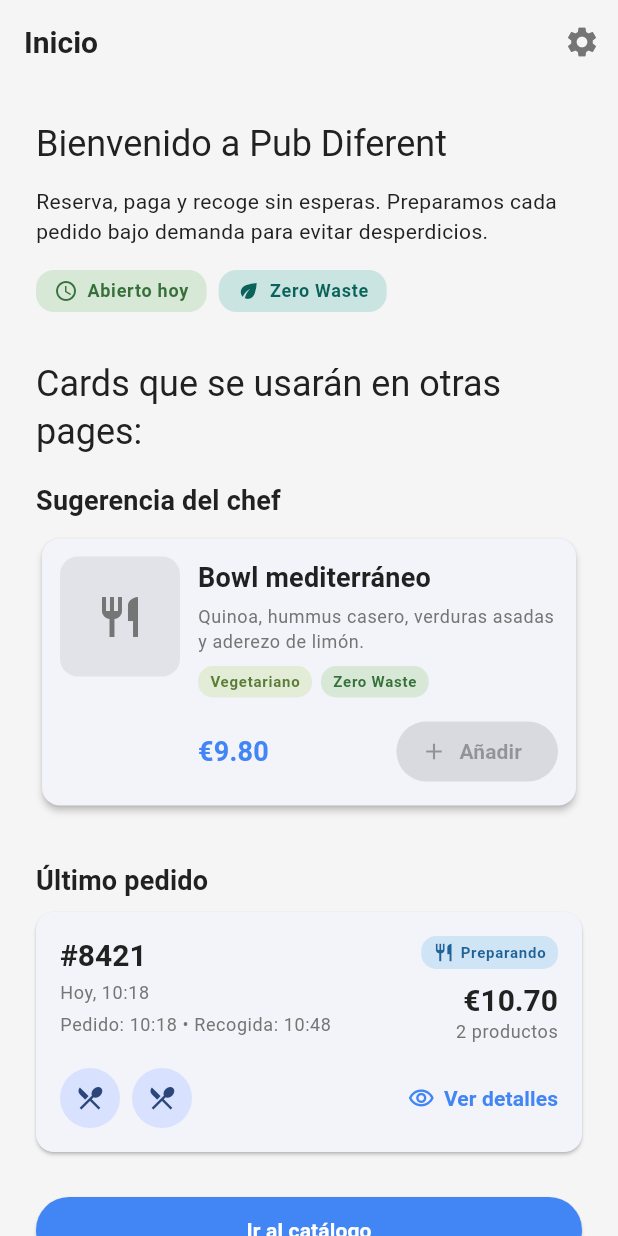
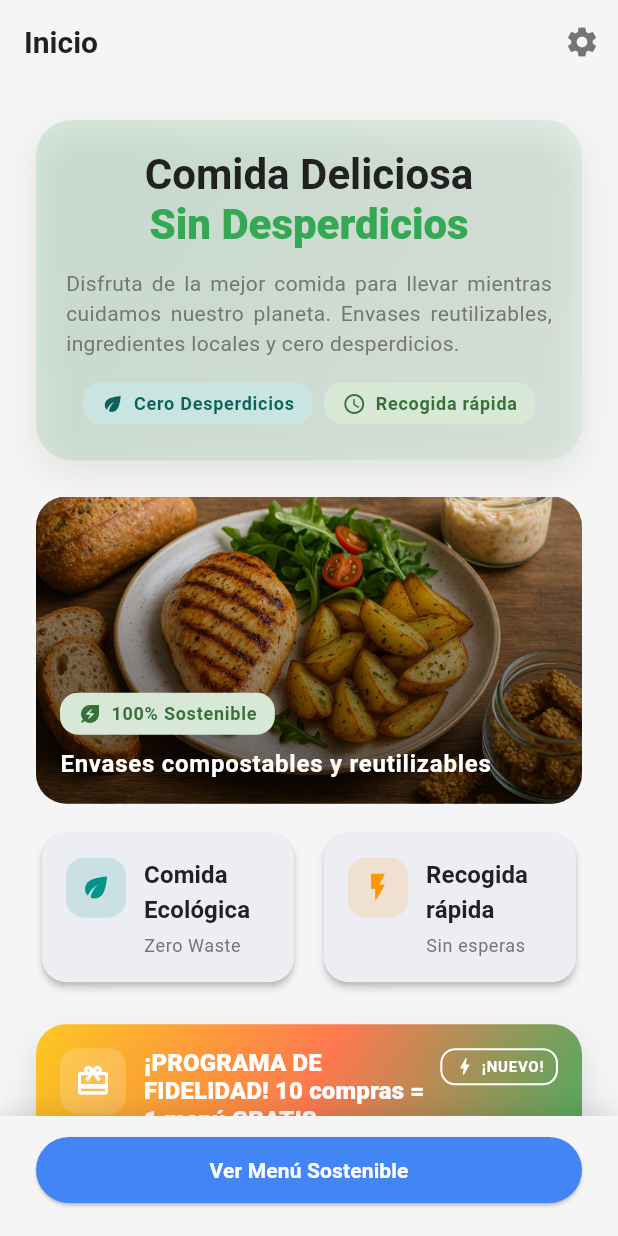
Before and after one commit to CainMartinez/Zero_Waste_Flutter_NestJs, a Flutter app: the screen it shows after launch, on a phone screen of 412 x 824 dp. Run offline on Flutter 3.47's test engine with Material 3 defaults, Android fonts, the phone set to English and light mode, and no system bars; our stand-ins replace shared_preferences.

Commit message:
Flutter: add primary CTA bar and various home widgets; include asset image and update pubspec for assets

```diff
--- a/flutter/lib/core/widgets/global_widgets.txt
+++ /dev/null
@@ -1 +0,0 @@
-Widgets reutilizables en toda la aplicación.
--- /dev/null
+++ b/flutter/lib/core/widgets/primary_cta_bar.dart
@@ -0,0 +1,49 @@
+import 'package:flutter/material.dart';
+import 'package:pub_diferent/core/widgets/app_button.dart';
+
+/// Barra inferior con llamada a la acción primaria.
+class PrimaryCtaBar extends StatelessWidget {
+  const PrimaryCtaBar({
+    super.key,
+    required this.label,
+    required this.onPressed,
+    this.variant = AppButtonVariant.primary,
+  });
+
+  /// Texto del botón.
+  final String label;
+
+  /// Acción a ejecutar.
+  final VoidCallback onPressed;
+
+  /// Variante del botón (primary, secondary, danger).
+  final AppButtonVariant variant;
+
+  @override
+  Widget build(BuildContext context) {
+    final cs = Theme.of(context).colorScheme;
+    final isDark = Theme.of(context).brightness == Brightness.dark;
+
+    return Container(
+      padding: const EdgeInsets.fromLTRB(24, 12, 24, 20),
+      decoration: BoxDecoration(
+        color: cs.surface,
+        boxShadow: [
+          BoxShadow(
+            color: Colors.black.withOpacity(isDark ? 0.35 : 0.12),
+            blurRadius: 14,
+            offset: const Offset(0, -3),
+          ),
+        ],
+      ),
+      child: SafeArea(
+        top: false,
+        child: AppButton(
+          label: label,
+          onPressed: onPressed,
+          variant: variant,
+        ),
+      ),
+    );
+  }
+}
--- a/flutter/lib/features/home/presentation/pages/home_page.dart
+++ b/flutter/lib/features/home/presentation/pages/home_page.dart
@@ -1,11 +1,14 @@
 import 'package:flutter/material.dart';
 import 'package:pub_diferent/catalog/catalog_page.dart';
 import 'package:pub_diferent/core/widgets/app_badge.dart';
-import 'package:pub_diferent/core/widgets/app_button.dart';
-import 'package:pub_diferent/features/orders/presentation/widgets/order_card.dart';
+import 'package:pub_diferent/core/widgets/primary_cta_bar.dart';
 import 'package:pub_diferent/features/settings/presentation/controllers/settings_controller.dart';
 import 'package:pub_diferent/features/settings/presentation/pages/settings_page.dart';
-import 'package:pub_diferent/features/shop/presentation/widgets/food_menu_card.dart';
+
+import 'package:pub_diferent/features/home/presentation/widgets/home_hero_header.dart';
+import 'package:pub_diferent/features/home/presentation/widgets/featured_big_card.dart';
+import 'package:pub_diferent/features/home/presentation/widgets/info_small_card.dart';
+import 'package:pub_diferent/features/home/presentation/widgets/loyalty_gradient_banner.dart';
 
 class HomePage extends StatelessWidget {
   const HomePage({super.key, required this.settingsController});
@@ -21,14 +24,14 @@ class HomePage extends StatelessWidget {
   }
 
   void _openCatalog(BuildContext context) {
-    Navigator.of(
-      context,
-    ).push(MaterialPageRoute(builder: (_) => const CatalogPage()));
+    Navigator.of(context).push(
+      MaterialPageRoute(builder: (_) => const CatalogPage()),
+    );
   }
 
   @override
   Widget build(BuildContext context) {
-    final textTheme = Theme.of(context).textTheme;
+    final cs = Theme.of(context).colorScheme;
 
     return Scaffold(
       appBar: AppBar(
@@ -41,69 +44,80 @@ class HomePage extends StatelessWidget {
           ),
         ],
       ),
+
+      // Contenido principal (scrollable)
       body: ListView(
         padding: const EdgeInsets.all(24),
         children: [
-          Text('Bienvenido a Pub Diferent', style: textTheme.headlineSmall),
-          const SizedBox(height: 12),
-          Text(
-            'Reserva, paga y recoge sin esperas. Preparamos cada pedido bajo demanda para evitar desperdicios.',
-            style: textTheme.bodyMedium,
+          // Hero / Header
+          HomeHeroHeader(
+            titlePrimary: 'Comida Deliciosa',
+            titleAccent: 'Sin Desperdicios',
+            subtitle:
+                'Disfruta de la mejor comida para llevar mientras cuidamos nuestro planeta. Envases reutilizables, ingredientes locales y cero desperdicios.',
+            badges: const [
+              AppBadge(label: 'Cero Desperdicios', icon: Icons.eco, color: Colors.teal),
+              AppBadge(
+                  label: 'Recogida rápida',
+                  icon: Icons.schedule,
+                  color: Colors.green),
+            ],
+          ),
+          const SizedBox(height: 24),
+
+          // Card grande destacada
+          const FeaturedBigCard(
+            image: AssetImage('assets/images/home.jpg'),
+            badge: AppBadge(
+              label: '100% Sostenible',
+              icon: Icons.energy_savings_leaf,
+              color: Colors.green,
+            ),
+            title: 'Envases compostables y reutilizables',
           ),
           const SizedBox(height: 16),
-          Wrap(
-            spacing: 8,
-            runSpacing: 8,
+
+          // Dos cards pequeñas informativas
+          Row(
             children: const [
-              AppBadge(
-                label: 'Abierto hoy',
-                color: Colors.green,
-                icon: Icons.schedule,
+              Expanded(
+                child: InfoSmallCard(
+                  icon: Icons.eco,
+                  title: 'Comida Ecológica',
+                  subtitle: 'Zero Waste',
+                  color: Colors.teal,
+                ),
               ),
-              AppBadge(
-                label: 'Zero Waste',
-                color: Colors.teal,
-                icon: Icons.eco,
+              SizedBox(width: 12),
+              Expanded(
+                child: InfoSmallCard(
+                  icon: Icons.flash_on,
+                  title: 'Recogida rápida',
+                  subtitle: 'Sin esperas',
+                  color: Colors.orange,
+                ),
               ),
             ],
           ),
+          const SizedBox(height: 24),
 
-          const SizedBox(height: 32),
-           Text(
-            'Cards que se usarán en otras pages:',
-            style: textTheme.headlineSmall,
+          // Banner de fidelidad con gradiente
+          const LoyaltyGradientBanner(
+            title: '¡PROGRAMA DE FIDELIDAD! 10 compras = 1 menú GRATIS',
+            subtitle: 'Acumula puntos y canjéalos por recompensas deliciosas.',
+            showNewBadge: true,
           ),
-          const SizedBox(height: 16),
-          Text('Sugerencia del chef', style: textTheme.titleMedium),
-          const SizedBox(height: 8),
-          FoodMenuCard(
-            dishName: 'Bowl mediterráneo',
-            description:
-                'Quinoa, hummus casero, verduras asadas y aderezo de limón.',
-            price: 9.80,
-            badges: const ['Vegetariano', 'Zero Waste'],
-            imageUrl: 'https://picsum.photos/seed/chef/800/450',
-          ),
-          const SizedBox(height: 32),
-          Text('Último pedido', style: textTheme.titleMedium),
-          const SizedBox(height: 8),
-          OrderCard(
-            orderNumber: '8421',
-            orderDate: DateTime.now().subtract(const Duration(minutes: 12)),
-            items: const [
-              OrderItem(name: 'Wrap veggie', quantity: 1, price: 7.50),
-              OrderItem(name: 'Kombucha', quantity: 1, price: 3.20),
-            ],
-            total: 10.70,
-            status: OrderStatus.preparing,
-          ),
-          const SizedBox(height: 16),
-          AppButton(
-            label: 'Ir al catálogo',
-            onPressed: () => _openCatalog(context),
-          ),
+
+          const SizedBox(height: 96),
         ],
       ),
+
+      // Barra inferior con CTA global (usa tu AppButton internamente)
+      bottomNavigationBar: PrimaryCtaBar(
+        label: 'Ver Menú Sostenible',
+        onPressed: () => _openCatalog(context),
+      ),
+      backgroundColor: cs.surface,
     );
   }
 }
--- /dev/null
+++ b/flutter/lib/features/home/presentation/widgets/featured_big_card.dart
@@ -0,0 +1,107 @@
+import 'package:flutter/material.dart';
+import 'package:pub_diferent/core/widgets/app_badge.dart';
+
+/// Card grande destacada del home.
+/// Recibe un ImageProvider para permitir const con AssetImage.
+class FeaturedBigCard extends StatelessWidget {
+  const FeaturedBigCard({
+    super.key,
+    required this.image,
+    required this.badge,
+    required this.title,
+  });
+
+  /// Proveedor de imagen (p.ej. const AssetImage('assets/...') o NetworkImage('...')).
+  final ImageProvider image;
+
+  /// Badge principal (ej: "100% Sostenible").
+  final AppBadge badge;
+
+  /// Texto superpuesto debajo del badge.
+  final String title;
+
+  @override
+  Widget build(BuildContext context) {
+    final cs = Theme.of(context).colorScheme;
+    final tt = Theme.of(context).textTheme;
+
+    return ClipRRect(
+      borderRadius: BorderRadius.circular(20),
+      child: Stack(
+        children: [
+          AspectRatio(
+            aspectRatio: 16 / 9,
+            child: _buildImage(cs),
+          ),
+          Positioned.fill(
+            child: DecoratedBox(
+              decoration: BoxDecoration(
+                gradient: LinearGradient(
+                  begin: Alignment.topCenter,
+                  end: Alignment.bottomCenter,
+                  colors: [
+                    Colors.transparent,
+                    Colors.black.withOpacity(0.35),
+                    Colors.black.withOpacity(0.55),
+                  ],
+                ),
+              ),
+            ),
+          ),
+          Positioned(
+            left: 16,
+            right: 16,
+            bottom: 16,
+            child: Column(
+              crossAxisAlignment: CrossAxisAlignment.start,
+              children: [
+                badge,
+                const SizedBox(height: 8),
+                Text(
+                  title,
+                  style: tt.bodyLarge?.copyWith(
+                    color: Colors.white,
+                    fontWeight: FontWeight.w600,
+                  ),
+                ),
+              ],
+            ),
+          ),
+        ],
+      ),
+    );
+  }
+
+  Widget _buildImage(ColorScheme cs) {
+    // Si es NetworkImage, añadimos loader/errores.
+    if (image is NetworkImage) {
+      final url = (image as NetworkImage).url;
+      return Image.network(
+        url,
+        fit: BoxFit.cover,
+        loadingBuilder: (context, child, progress) {
+          if (progress == null) return child;
+          return Container(
+            color: cs.surfaceContainerLow,
+            alignment: Alignment.center,
+            child: const CircularProgressIndicator(),
+          );
+        },
+        errorBuilder: (_, __, ___) => _errorBox(cs),
+      );
+    }
+
+    // Para AssetImage u otros providers.
+    return Image(
+      image: image,
+      fit: BoxFit.cover,
+      errorBuilder: (_, __, ___) => _errorBox(cs),
+    );
+  }
+
+  Widget _errorBox(ColorScheme cs) => Container(
+        color: cs.surfaceContainerLow,
+        alignment: Alignment.center,
+        child: const Icon(Icons.image_not_supported),
+      );
+}
--- /dev/null
+++ b/flutter/lib/features/home/presentation/widgets/home_hero_header.dart
@@ -0,0 +1,117 @@
+import 'package:flutter/material.dart';
+import 'package:pub_diferent/core/widgets/app_badge.dart';
+
+class HomeHeroHeader extends StatelessWidget {
+  const HomeHeroHeader({
+    super.key,
+    required this.titlePrimary,
+    required this.titleAccent,
+    required this.subtitle,
+    required this.badges,
+    this.padding,
+    this.actions,
+  });
+
+  final String titlePrimary;
+  final String titleAccent;
+  final String subtitle;
+  final List<AppBadge> badges;
+  final EdgeInsets? padding;
+  final List<Widget>? actions;
+
+  @override
+  Widget build(BuildContext context) {
+    final theme = Theme.of(context);
+    final cs = theme.colorScheme;
+    final tt = theme.textTheme;
+    final isDark = theme.brightness == Brightness.dark;
+
+    final gradient = LinearGradient(
+      begin: Alignment.topLeft,
+      end: Alignment.bottomRight,
+      colors: [
+        cs.secondary.withOpacity(isDark ? 0.22 : 0.16),
+        cs.secondary.withOpacity(isDark ? 0.10 : 0.08),
+      ],
+    );
+
+    return Container(
+      decoration: BoxDecoration(
+        gradient: gradient,
+        borderRadius: BorderRadius.circular(24),
+        boxShadow: [
+          BoxShadow(
+            color: Colors.black.withOpacity(isDark ? 0.25 : 0.08),
+            blurRadius: 20,
+            offset: const Offset(0, 8),
+          ),
+        ],
+      ),
+      padding: padding ?? const EdgeInsets.fromLTRB(20, 20, 20, 24),
+      child: Column(
+        crossAxisAlignment: CrossAxisAlignment.center, // Centramos todo
+        children: [
+          if (actions != null && actions!.isNotEmpty)
+            Row(
+              mainAxisAlignment: MainAxisAlignment.end,
+              children: _buildSeparated(actions!),
+            ),
+
+          // Título centrado (RichText)
+          RichText(
+            textAlign: TextAlign.center,
+            text: TextSpan(
+              style: tt.headlineLarge?.copyWith(
+                color: cs.onSurface,
+                height: 1.15,
+              ),
+              children: [
+                TextSpan(text: '$titlePrimary\n'),
+                TextSpan(
+                  text: titleAccent,
+                  style: tt.headlineLarge?.copyWith(
+                    color: cs.secondary,
+                    fontWeight: FontWeight.w800,
+                  ),
+                ),
+              ],
+            ),
+          ),
+
+          const SizedBox(height: 12),
+
+          // Subtítulo centrado y justificado visualmente
+          Text(
+            subtitle,
+            textAlign: TextAlign.justify,
+            style: tt.bodyMedium?.copyWith(
+              color: cs.onSurfaceVariant,
+              height: 1.45,
+            ),
+          ),
+
+          const SizedBox(height: 16),
+
+          if (badges.isNotEmpty)
+            Wrap(
+              alignment: WrapAlignment.center, // 🔹 Centramos badges
+              spacing: 8,
+              runSpacing: 8,
+              children: badges,
+            ),
+        ],
+      ),
+    );
+  }
+
+  List<Widget> _buildSeparated(List<Widget> children) {
+    final List<Widget> result = [];
+    for (var i = 0; i < children.length; i++) {
+      result.add(children[i]);
+      if (i != children.length - 1) {
+        result.add(const SizedBox(width: 8));
+      }
+    }
+    return result;
+  }
+}
--- /dev/null
+++ b/flutter/lib/features/home/presentation/widgets/info_small_card.dart
@@ -0,0 +1,84 @@
+import 'package:flutter/material.dart';
+
+/// Card pequeña informativa usada en el home.
+class InfoSmallCard extends StatelessWidget {
+  const InfoSmallCard({
+    super.key,
+    required this.icon,
+    required this.title,
+    required this.subtitle,
+    this.color,
+  });
+
+  /// Icono principal (Material icon).
+  final IconData icon;
+
+  /// Título corto (ej. “Zero Waste”).
+  final String title;
+
+  /// Subtítulo (ej. “Sin desperdicios”).
+  final String subtitle;
+
+  /// Color base opcional para el icono (por defecto usa `colorScheme.secondary`).
+  final Color? color;
+
+  @override
+  Widget build(BuildContext context) {
+    final theme = Theme.of(context);
+    final cs = theme.colorScheme;
+    final tt = theme.textTheme;
+
+    return Card(
+      elevation: 2,
+      color: cs.surfaceContainer, // gris en modo oscuro, claro en light
+      shape: RoundedRectangleBorder(
+        borderRadius: BorderRadius.circular(16),
+      ),
+      child: Padding(
+        padding: const EdgeInsets.all(16),
+        child: Row(
+          crossAxisAlignment: CrossAxisAlignment.start,
+          children: [
+            // Icono circular decorativo
+            Container(
+              width: 40,
+              height: 40,
+              decoration: BoxDecoration(
+                color: (color ?? cs.secondary).withOpacity(0.15),
+                borderRadius: BorderRadius.circular(12),
+              ),
+              child: Icon(
+                icon,
+                color: color ?? cs.secondary,
+                size: 22,
+              ),
+            ),
+            const SizedBox(width: 12),
+            // Textos
+            Expanded(
+              child: Column(
+                crossAxisAlignment: CrossAxisAlignment.start,
+                children: [
+                  Text(
+                    title,
+                    style: tt.titleSmall?.copyWith(
+                      color: cs.onSurface,
+                      fontWeight: FontWeight.w700,
+                    ),
+                  ),
+                  const SizedBox(height: 4),
+                  Text(
+                    subtitle,
+                    style: tt.bodySmall?.copyWith(
+                      color: cs.onSurfaceVariant,
+                    ),
+                  ),
+                ],
+              ),
+            ),
+          ],
+        ),
+      ),
+    );
+  }
+}
--- /dev/null
+++ b/flutter/lib/features/home/presentation/widgets/loyalty_gradient_banner.dart
@@ -0,0 +1,128 @@
+import 'package:flutter/material.dart';
+import 'package:pub_diferent/core/widgets/app_badge.dart';
+
+/// Banner con gradiente cálido para promociones de fidelidad.
+class LoyaltyGradientBanner extends StatelessWidget {
+  const LoyaltyGradientBanner({
+    super.key,
+    required this.title,
+    required this.subtitle,
+    this.showNewBadge = true,
+    this.padding,
+  });
+
+  /// Título principal (línea superior, en negrita).
+  final String title;
+
+  /// Subtítulo o línea descriptiva.
+  final String subtitle;
+
+  /// Muestra u oculta el badge “NUEVO!”.
+  final bool showNewBadge;
+
+  /// Padding interno opcional.
+  final EdgeInsets? padding;
+
+  @override
+  Widget build(BuildContext context) {
+    final theme = Theme.of(context);
+    final cs = theme.colorScheme;
+    final tt = theme.textTheme;
+    final isDark = theme.brightness == Brightness.dark;
+
+    // Gradiente cálido estilo promo. Usamos una mezcla entre
+    // tonos “ámbar/naranja” y el secundario del tema para que
+    // se vea bien tanto en claro como oscuro.
+    final gradient = LinearGradient(
+      begin: Alignment.topLeft,
+      end: Alignment.bottomRight,
+      colors: [
+        // Warm start
+        const Color(0xFFFFC107).withOpacity(isDark ? 0.90 : 0.88), // Amber
+        const Color(0xFFFF7043).withOpacity(isDark ? 0.95 : 0.92), // Deep orange
+        // Blend with theme secondary at el final para coherencia de marca
+        cs.secondary.withOpacity(isDark ? 0.92 : 0.90),
+      ],
+    );
+
+    return Container(
+      decoration: BoxDecoration(
+        gradient: gradient,
+        borderRadius: BorderRadius.circular(20),
+        boxShadow: [
+          BoxShadow(
+            color: Colors.black.withOpacity(isDark ? 0.35 : 0.12),
+            blurRadius: 18,
+            offset: const Offset(0, 10),
+          ),
+        ],
+      ),
+      padding: padding ?? const EdgeInsets.all(16),
+      child: Row(
+        crossAxisAlignment: CrossAxisAlignment.start,
+        children: [
+          // Icono “regalo” en un tile sutil para jerarquía visual
+          Container(
+            width: 44,
+            height: 44,
+            decoration: BoxDecoration(
+              color: Colors.white.withOpacity(0.18),
+              borderRadius: BorderRadius.circular(12),
+            ),
+            child: const Icon(
+              Icons.card_giftcard,
+              color: Colors.white,
+              size: 24,
+            ),
+          ),
+          const SizedBox(width: 12),
+
+          // Títulos
+          Expanded(
+            child: Column(
+              crossAxisAlignment: CrossAxisAlignment.start,
+              children: [
+                // Fila con título y badge NUEVO (opcional)
+                Row(
+                  crossAxisAlignment: CrossAxisAlignment.start,
+                  children: [
+                    Expanded(
+                      child: Text(
+                        title,
+                        style: tt.titleSmall?.copyWith(
+                          color: Colors.white,
+                          fontWeight: FontWeight.w800,
+                          height: 1.2,
+                        ),
+                      ),
+                    ),
+                    if (showNewBadge) ...[
+                      const SizedBox(width: 8),
+                      const AppBadge(
+                        label: '¡NUEVO!',
+                        icon: Icons.bolt,
+                        // badge ya gestiona contraste; aquí forzamos color vivo
+                        color: Colors.white,
+                        variant: AppBadgeVariant.outline,
+                        size: AppBadgeSize.small,
+                      ),
+                    ],
+                  ],
+                ),
+                const SizedBox(height: 6),
+                Text(
+                  subtitle,
+                  style: tt.bodySmall?.copyWith(
+                    color: Colors.white.withOpacity(0.95),
+                    height: 1.25,
+                    fontWeight: FontWeight.w500,
+                  ),
+                ),
+              ],
+            ),
+          ),
+        ],
+      ),
+    );
+  }
+}
--- a/flutter/lib/features/home/presentation/widgets/windget.txt
+++ /dev/null
@@ -1 +0,0 @@
-Widgets utilizados en el componente Home y que no se reutilice fuera de este módulo.
--- a/flutter/pubspec.yaml
+++ b/flutter/pubspec.yaml
@@ -22,3 +22,5 @@ dev_dependencies:
 
 flutter:
   uses-material-design: true
+  assets:
+    - assets/images/
```
Also changed, not shown: flutter/assets/images/home.jpg (added).
